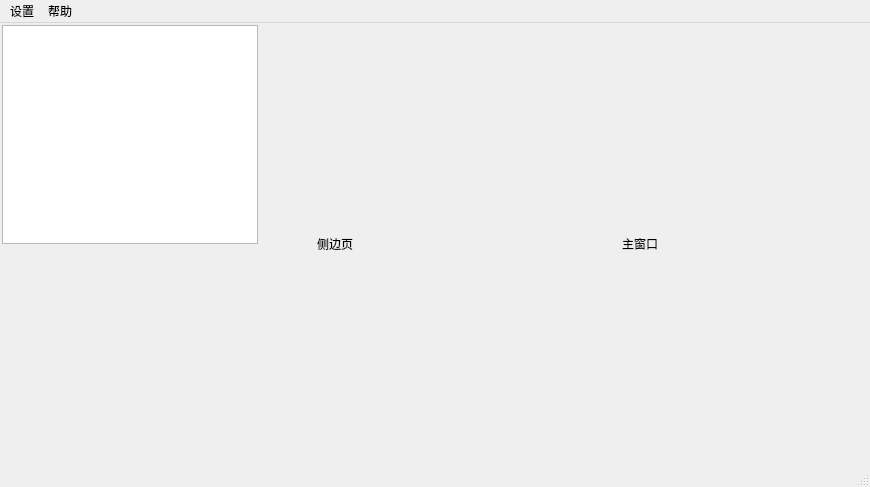
Above: src/mainwindow.ui from QQxiaoming/Quard-Qt-App-template before the change. Below: the same form after it.
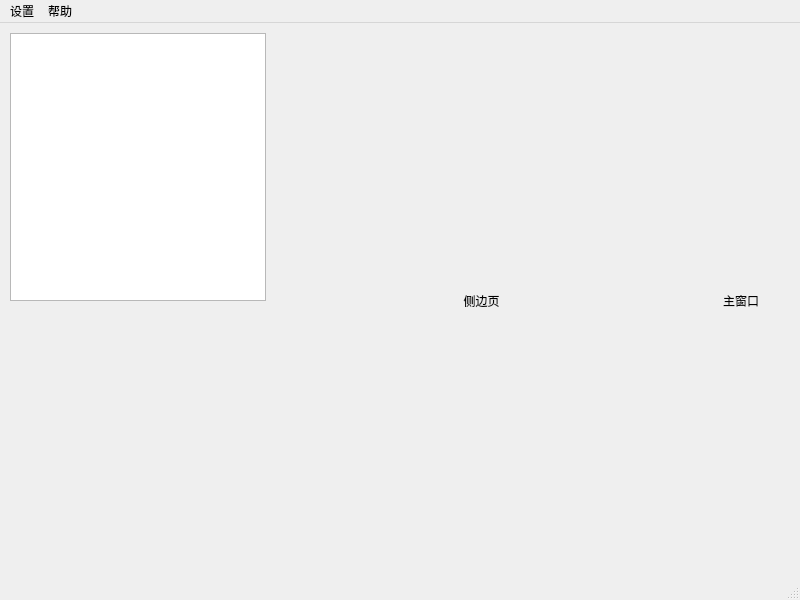
That is the form after the change.

```diff
--- a/src/mainwindow.ui
+++ b/src/mainwindow.ui
@@ -6,8 +6,8 @@
    <rect>
     <x>0</x>
     <y>0</y>
-    <width>870</width>
-    <height>487</height>
+    <width>800</width>
+    <height>600</height>
    </rect>
   </property>
   <property name="windowTitle">
@@ -15,21 +15,6 @@
   </property>
   <widget class="QWidget" name="centralwidget">
    <layout class="QHBoxLayout" name="horizontalLayout_2">
-    <property name="spacing">
-     <number>1</number>
-    </property>
-    <property name="leftMargin">
-     <number>1</number>
-    </property>
-    <property name="topMargin">
-     <number>1</number>
-    </property>
-    <property name="rightMargin">
-     <number>1</number>
-    </property>
-    <property name="bottomMargin">
-     <number>1</number>
-    </property>
     <item>
      <widget class="QWidget" name="sidewidget" native="true">
       <property name="sizePolicy">
@@ -84,9 +69,16 @@
      </widget>
     </item>
     <item>
+     <widget class="QSplitter" name="splitter_2">
+      <property name="orientation">
+       <enum>Qt::Horizontal</enum>
+      </property>
+      <property name="handleWidth">
+       <number>1</number>
+      </property>
      <widget class="QLabel" name="labelSide">
       <property name="sizePolicy">
-       <sizepolicy hsizetype="Fixed" vsizetype="Preferred">
+        <sizepolicy hsizetype="Expanding" vsizetype="Preferred">
         <horstretch>0</horstretch>
         <verstretch>0</verstretch>
        </sizepolicy>
@@ -104,8 +96,6 @@
        <set>Qt::AlignCenter</set>
       </property>
      </widget>
-    </item>
-    <item>
      <widget class="QSplitter" name="splitter">
       <property name="orientation">
        <enum>Qt::Vertical</enum>
@@ -131,6 +121,7 @@
        </layout>
       </widget>
      </widget>
+     </widget>
     </item>
    </layout>
   </widget>
@@ -139,8 +130,8 @@
     <rect>
      <x>0</x>
      <y>0</y>
-     <width>870</width>
-     <height>30</height>
+     <width>800</width>
+     <height>36</height>
     </rect>
    </property>
    <widget class="QMenu" name="menu">
```
Lines whose indentation alone changed are shown as unchanged.
